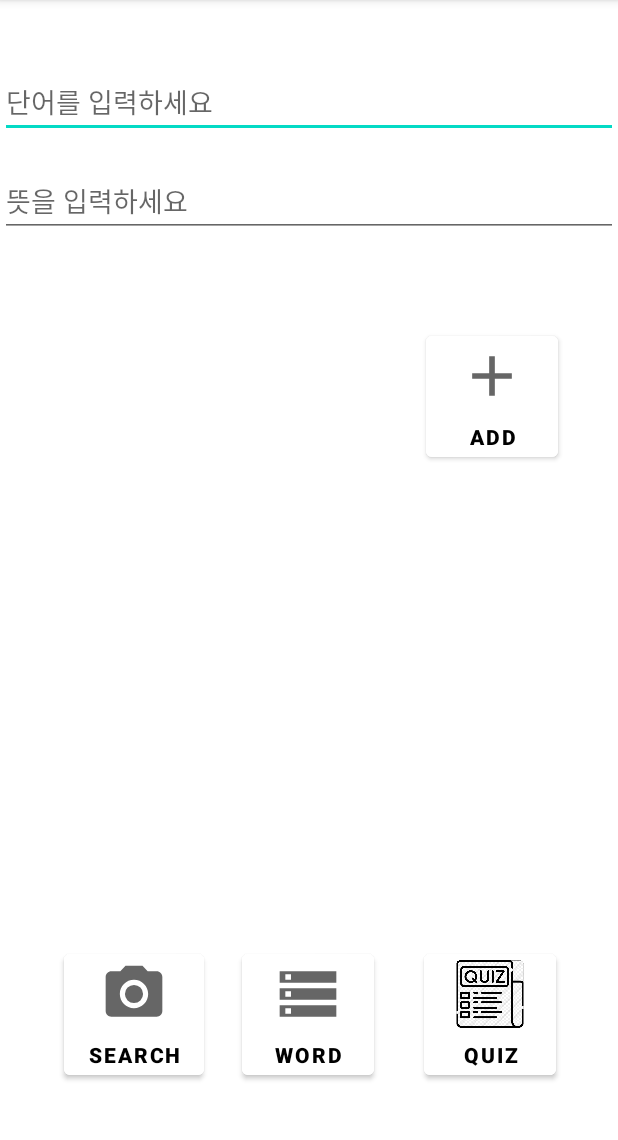
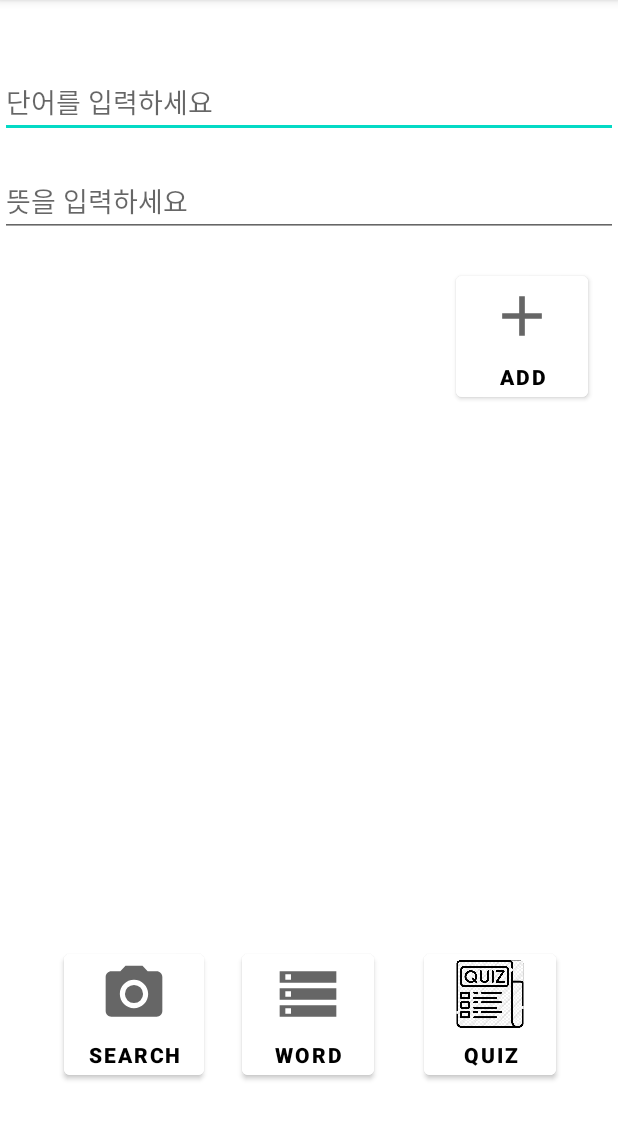
Before and after one commit to Kim0914/SWordCard, an Android app: the screen it shows after launch (MainActivity), on a phone screen of 412 x 824 dp, the part 84-1224 px from its top. Run offline under Robolectric (Android 15) with nearby library versions, the phone set to English and light mode, and no system bars.

```diff
--- a/app/src/main/res/layout/activity_main.xml
+++ b/app/src/main/res/layout/activity_main.xml
@@ -36,8 +36,8 @@
         android:id="@+id/enter"
         android:layout_width="wrap_content"
         android:layout_height="wrap_content"
-        android:layout_marginTop="60dp"
-        android:layout_marginEnd="40dp"
+        android:layout_marginTop="20dp"
+        android:layout_marginEnd="20dp"
         android:text="ADD"
         android:drawableTop="@drawable/ic_baseline_add_24"
         android:backgroundTint="@color/white"
```
